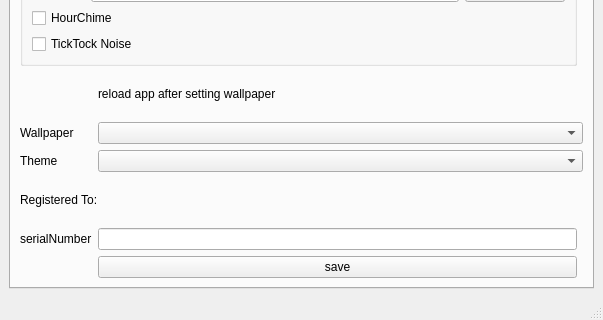
This is mainwindow.ui in netpipe/AnDesk as Qt 5 draws it before an edit; both pictures show x 0 to 603 and y 168 to 488 of the 603 by 488 pixel window. The edited form follows.
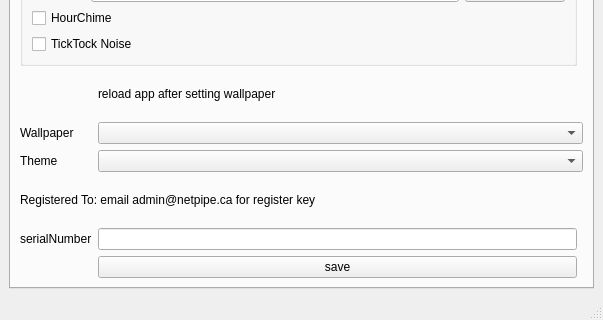
This is the edited form.

Diff of the .ui file:
```diff
--- a/mainwindow.ui
+++ b/mainwindow.ui
@@ -227,7 +227,7 @@
         <item row="5" column="0" colspan="3">
          <widget class="QLabel" name="lblregister">
           <property name="text">
-           <string>Registered To:</string>
+           <string>Registered To: email admin@netpipe.ca for register key</string>
           </property>
          </widget>
         </item>
```
